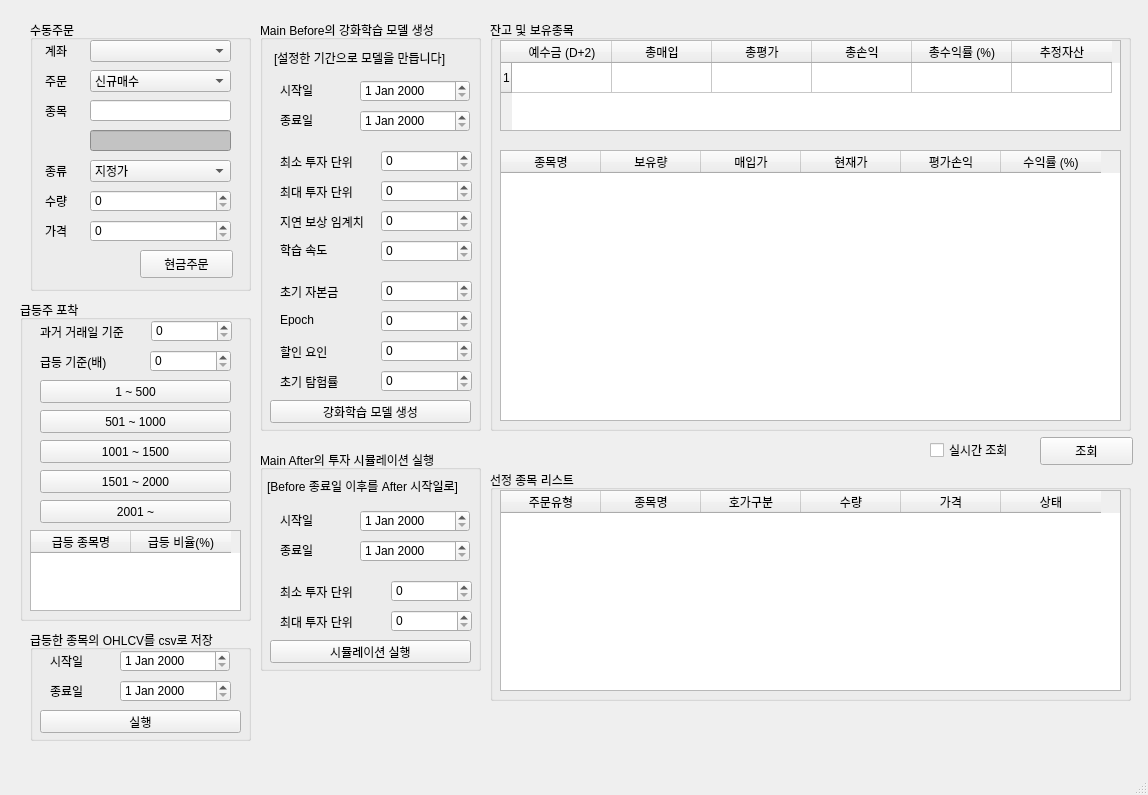
100th/AjouStock, file AjouStock.ui: the form before one commit.
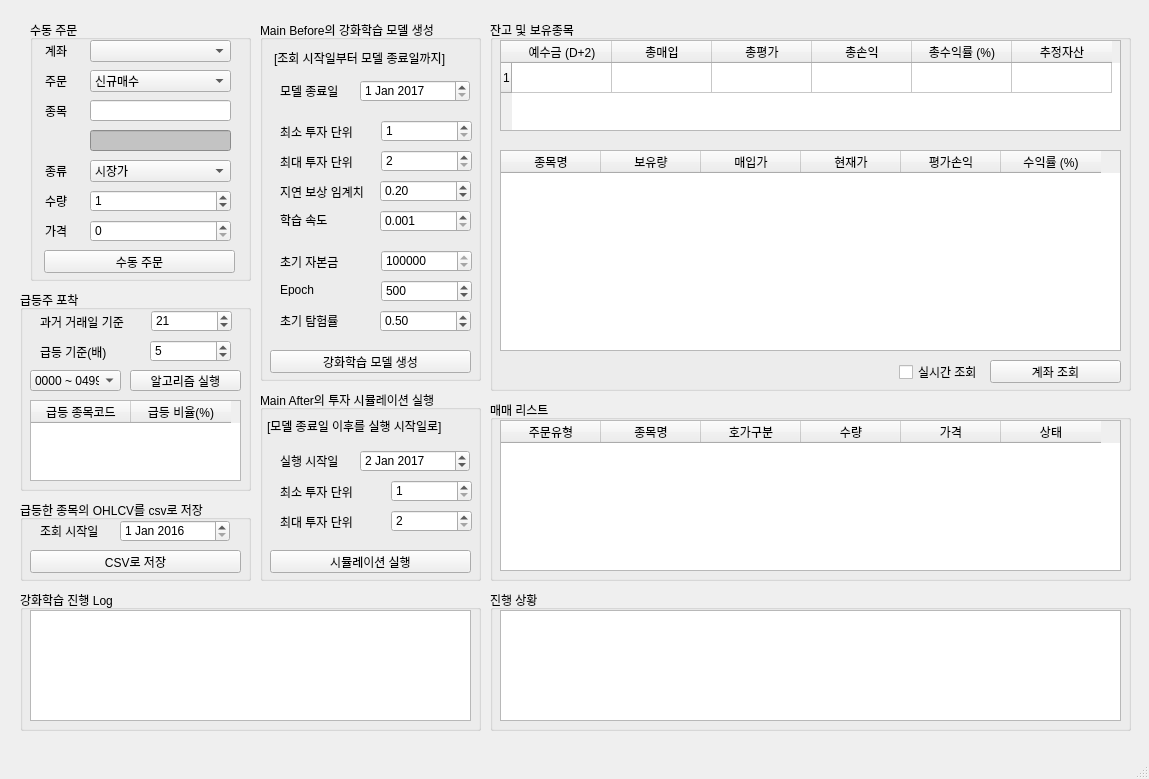
The form after the commit. Icons and pictures are not drawn.

Diff of the .ui file:
```diff
--- a/AjouStock.ui
+++ b/AjouStock.ui
@@ -6,8 +6,8 @@
    <rect>
     <x>0</x>
     <y>0</y>
-    <width>1148</width>
-    <height>795</height>
+    <width>1149</width>
+    <height>779</height>
    </rect>
   </property>
   <property name="windowTitle">
@@ -24,11 +24,11 @@
       <x>30</x>
       <y>20</y>
       <width>221</width>
-      <height>271</height>
+      <height>261</height>
      </rect>
     </property>
     <property name="title">
-     <string>수동주문</string>
+     <string>수동 주문</string>
     </property>
     <widget class="QLabel" name="label">
      <property name="geometry">
@@ -157,11 +157,6 @@
        <height>22</height>
       </rect>
      </property>
-     <item>
-      <property name="text">
-       <string>지정가</string>
-      </property>
-     </item>
      <item>
       <property name="text">
        <string>시장가</string>
@@ -201,7 +196,10 @@
       </rect>
      </property>
      <property name="maximum">
-      <number>10000000</number>
+      <number>2000</number>
+     </property>
+     <property name="value">
+      <number>1</number>
      </property>
     </widget>
     <widget class="QSpinBox" name="spinBox_2">
@@ -220,17 +218,17 @@
       <number>50</number>
      </property>
     </widget>
-    <widget class="QPushButton" name="pushButton">
+    <widget class="QPushButton" name="pushButton_2">
      <property name="geometry">
       <rect>
-       <x>110</x>
+       <x>14</x>
        <y>230</y>
-       <width>93</width>
-       <height>28</height>
+       <width>191</width>
+       <height>23</height>
       </rect>
      </property>
      <property name="text">
-      <string>현금주문</string>
+      <string>수동 주문</string>
      </property>
     </widget>
    </widget>
@@ -240,7 +238,7 @@
       <x>490</x>
       <y>20</y>
       <width>641</width>
-      <height>411</height>
+      <height>371</height>
      </rect>
     </property>
     <property name="title">
@@ -296,7 +294,7 @@
        <x>10</x>
        <y>130</y>
        <width>621</width>
-       <height>271</height>
+       <height>201</height>
       </rect>
      </property>
      <column>
@@ -330,44 +328,44 @@
       </property>
      </column>
     </widget>
-   </widget>
-   <widget class="QCheckBox" name="checkBox">
-    <property name="geometry">
-     <rect>
-      <x>930</x>
-      <y>440</y>
-      <width>111</width>
-      <height>20</height>
-     </rect>
-    </property>
-    <property name="text">
-     <string>실시간 조회</string>
-    </property>
-   </widget>
-   <widget class="QPushButton" name="pushButton_2">
-    <property name="geometry">
-     <rect>
-      <x>1040</x>
-      <y>437</y>
-      <width>93</width>
-      <height>28</height>
-     </rect>
-    </property>
-    <property name="text">
-     <string>조회</string>
-    </property>
+    <widget class="QCheckBox" name="checkBox">
+     <property name="geometry">
+      <rect>
+       <x>409</x>
+       <y>342</y>
+       <width>81</width>
+       <height>20</height>
+      </rect>
+     </property>
+     <property name="text">
+      <string>실시간 조회</string>
+     </property>
+    </widget>
+    <widget class="QPushButton" name="pushButton">
+     <property name="geometry">
+      <rect>
+       <x>500</x>
+       <y>340</y>
+       <width>131</width>
+       <height>23</height>
+      </rect>
+     </property>
+     <property name="text">
+      <string>계좌 조회</string>
+     </property>
+    </widget>
    </widget>
    <widget class="QGroupBox" name="groupBox_3">
     <property name="geometry">
      <rect>
       <x>490</x>
-      <y>470</y>
+      <y>400</y>
       <width>641</width>
-      <height>231</height>
+      <height>181</height>
      </rect>
     </property>
     <property name="title">
-     <string>선정 종목 리스트</string>
+     <string>매매 리스트</string>
     </property>
     <widget class="QTableWidget" name="tableWidget_3">
      <property name="geometry">
@@ -375,7 +373,7 @@
        <x>10</x>
        <y>20</y>
        <width>621</width>
-       <height>201</height>
+       <height>151</height>
       </rect>
      </property>
      <column>
@@ -414,9 +412,9 @@
     <property name="geometry">
      <rect>
       <x>20</x>
-      <y>300</y>
+      <y>290</y>
       <width>231</width>
-      <height>321</height>
+      <height>201</height>
      </rect>
     </property>
     <property name="title">
@@ -426,14 +424,14 @@
      <property name="geometry">
       <rect>
        <x>10</x>
-       <y>230</y>
+       <y>110</y>
        <width>211</width>
        <height>81</height>
       </rect>
      </property>
      <column>
       <property name="text">
-       <string>급등 종목명</string>
+       <string>급등 종목코드</string>
       </property>
      </column>
      <column>
@@ -464,70 +462,14 @@
        <height>22</height>
       </rect>
      </property>
-    </widget>
-    <widget class="QPushButton" name="pushButton_7">
-     <property name="geometry">
-      <rect>
-       <x>20</x>
-       <y>80</y>
-       <width>191</width>
-       <height>23</height>
-      </rect>
+     <property name="minimum">
+      <number>14</number>
      </property>
-     <property name="text">
-      <string>1 ~ 500</string>
+     <property name="maximum">
+      <number>60</number>
      </property>
-    </widget>
-    <widget class="QPushButton" name="pushButton_3">
-     <property name="geometry">
-      <rect>
-       <x>20</x>
-       <y>110</y>
-       <width>191</width>
-       <height>23</height>
-      </rect>
-     </property>
-     <property name="text">
-      <string>501 ~ 1000</string>
-     </property>
-    </widget>
-    <widget class="QPushButton" name="pushButton_8">
-     <property name="geometry">
-      <rect>
-       <x>20</x>
-       <y>140</y>
-       <width>191</width>
-       <height>23</height>
-      </rect>
-     </property>
-     <property name="text">
-      <string>1001 ~ 1500</string>
-     </property>
-    </widget>
-    <widget class="QPushButton" name="pushButton_9">
-     <property name="geometry">
-      <rect>
-       <x>20</x>
-       <y>170</y>
-       <width>191</width>
-       <height>23</height>
-      </rect>
-     </property>
-     <property name="text">
-      <string>1501 ~ 2000</string>
-     </property>
-    </widget>
-    <widget class="QPushButton" name="pushButton_10">
-     <property name="geometry">
-      <rect>
-       <x>20</x>
-       <y>200</y>
-       <width>191</width>
-       <height>23</height>
-      </rect>
-     </property>
-     <property name="text">
-      <string>2001 ~</string>
+     <property name="value">
+      <number>21</number>
      </property>
     </widget>
     <widget class="QSpinBox" name="spinBox_14">
@@ -539,6 +481,15 @@
        <height>22</height>
       </rect>
      </property>
+     <property name="minimum">
+      <number>2</number>
+     </property>
+     <property name="maximum">
+      <number>15</number>
+     </property>
+     <property name="value">
+      <number>5</number>
+     </property>
     </widget>
     <widget class="QLabel" name="label_26">
      <property name="geometry">
@@ -553,14 +504,62 @@
       <string>과거 거래일 기준</string>
      </property>
     </widget>
+    <widget class="QComboBox" name="comboBox_4">
+     <property name="geometry">
+      <rect>
+       <x>10</x>
+       <y>80</y>
+       <width>91</width>
+       <height>21</height>
+      </rect>
+     </property>
+     <item>
+      <property name="text">
+       <string>0000 ~ 0499</string>
+      </property>
+     </item>
+     <item>
+      <property name="text">
+       <string>0500 ~ 0999</string>
+      </property>
+     </item>
+     <item>
+      <property name="text">
+       <string>1000 ~ 1499</string>
+      </property>
+     </item>
+     <item>
+      <property name="text">
+       <string>1500 ~ 1999</string>
+      </property>
+     </item>
+     <item>
+      <property name="text">
+       <string>2000 ~</string>
+      </property>
+     </item>
+    </widget>
+    <widget class="QPushButton" name="pushButton_3">
+     <property name="geometry">
+      <rect>
+       <x>110</x>
+       <y>80</y>
+       <width>111</width>
+       <height>21</height>
+      </rect>
+     </property>
+     <property name="text">
+      <string>알고리즘 실행</string>
+     </property>
+    </widget>
    </widget>
    <widget class="QGroupBox" name="groupBox_5">
     <property name="geometry">
      <rect>
-      <x>30</x>
-      <y>630</y>
-      <width>221</width>
-      <height>111</height>
+      <x>20</x>
+      <y>500</y>
+      <width>231</width>
+      <height>81</height>
      </rect>
     </property>
     <property name="title">
@@ -569,60 +568,44 @@
     <widget class="QDateEdit" name="dateEdit">
      <property name="geometry">
       <rect>
-       <x>90</x>
+       <x>100</x>
        <y>20</y>
        <width>110</width>
        <height>22</height>
       </rect>
      </property>
-    </widget>
-    <widget class="QDateEdit" name="dateEdit_2">
-     <property name="geometry">
-      <rect>
-       <x>90</x>
-       <y>50</y>
-       <width>111</width>
-       <height>22</height>
-      </rect>
+     <property name="date">
+      <date>
+       <year>2016</year>
+       <month>1</month>
+       <day>1</day>
+      </date>
      </property>
     </widget>
     <widget class="QLabel" name="label_7">
      <property name="geometry">
       <rect>
        <x>20</x>
-       <y>25</y>
-       <width>56</width>
-       <height>12</height>
+       <y>23</y>
+       <width>71</width>
+       <height>16</height>
       </rect>
      </property>
      <property name="text">
-      <string>시작일</string>
-     </property>
-    </widget>
-    <widget class="QLabel" name="label_8">
-     <property name="geometry">
-      <rect>
-       <x>20</x>
-       <y>55</y>
-       <width>56</width>
-       <height>12</height>
-      </rect>
-     </property>
-     <property name="text">
-      <string>종료일</string>
+      <string>조회 시작일</string>
      </property>
     </widget>
     <widget class="QPushButton" name="pushButton_4">
      <property name="geometry">
       <rect>
        <x>10</x>
-       <y>80</y>
-       <width>201</width>
+       <y>50</y>
+       <width>211</width>
        <height>23</height>
       </rect>
      </property>
      <property name="text">
-      <string>실행</string>
+      <string>CSV로 저장</string>
      </property>
     </widget>
    </widget>
@@ -632,56 +615,40 @@
       <x>260</x>
       <y>20</y>
       <width>221</width>
-      <height>411</height>
+      <height>361</height>
      </rect>
     </property>
     <property name="title">
      <string>Main Before의 강화학습 모델 생성</string>
     </property>
-    <widget class="QDateEdit" name="dateEdit_3">
-     <property name="geometry">
-      <rect>
-       <x>100</x>
-       <y>60</y>
-       <width>110</width>
-       <height>22</height>
-      </rect>
-     </property>
-    </widget>
     <widget class="QDateEdit" name="dateEdit_4">
      <property name="geometry">
       <rect>
        <x>100</x>
-       <y>90</y>
+       <y>60</y>
        <width>110</width>
        <height>22</height>
       </rect>
      </property>
-    </widget>
-    <widget class="QLabel" name="label_9">
-     <property name="geometry">
-      <rect>
-       <x>20</x>
-       <y>64</y>
-       <width>56</width>
-       <height>12</height>
-      </rect>
-     </property>
-     <property name="text">
-      <string>시작일</string>
+     <property name="date">
+      <date>
+       <year>2017</year>
+       <month>1</month>
+       <day>1</day>
+      </date>
      </property>
     </widget>
     <widget class="QLabel" name="label_10">
      <property name="geometry">
       <rect>
        <x>20</x>
-       <y>94</y>
-       <width>56</width>
-       <height>12</height>
+       <y>63</y>
+       <width>71</width>
+       <height>16</height>
       </rect>
      </property>
      <property name="text">
-      <string>종료일</string>
+      <string>모델 종료일</string>
      </property>
     </widget>
     <widget class="QLabel" name="label_11">
@@ -694,14 +661,14 @@
       </rect>
      </property>
      <property name="text">
-      <string>[설정한 기간으로 모델을 만듭니다]</string>
+      <string>[조회 시작일부터 모델 종료일까지]</string>
      </property>
     </widget>
     <widget class="QLabel" name="label_12">
      <property name="geometry">
       <rect>
        <x>20</x>
-       <y>294</y>
+       <y>264</y>
        <width>56</width>
        <height>12</height>
       </rect>
@@ -710,24 +677,11 @@
       <string>Epoch</string>
      </property>
     </widget>
-    <widget class="QLabel" name="label_13">
-     <property name="geometry">
-      <rect>
-       <x>20</x>
-       <y>324</y>
-       <width>61</width>
-       <height>16</height>
-      </rect>
-     </property>
-     <property name="text">
-      <string>할인 요인</string>
-     </property>
-    </widget>
     <widget class="QLabel" name="label_14">
      <property name="geometry">
       <rect>
        <x>20</x>
-       <y>354</y>
+       <y>293</y>
        <width>71</width>
        <height>16</height>
       </rect>
@@ -740,7 +694,7 @@
      <property name="geometry">
       <rect>
        <x>20</x>
-       <y>134</y>
+       <y>104</y>
        <width>91</width>
        <height>16</height>
       </rect>
@@ -753,7 +707,7 @@
      <property name="geometry">
       <rect>
        <x>20</x>
-       <y>164</y>
+       <y>134</y>
        <width>81</width>
        <height>16</height>
       </rect>
@@ -766,7 +720,7 @@
      <property name="geometry">
       <rect>
        <x>20</x>
-       <y>194</y>
+       <y>164</y>
        <width>101</width>
        <height>16</height>
       </rect>
@@ -779,7 +733,7 @@
      <property name="geometry">
       <rect>
        <x>20</x>
-       <y>224</y>
+       <y>194</y>
        <width>56</width>
        <height>12</height>
       </rect>
@@ -792,7 +746,7 @@
      <property name="geometry">
       <rect>
        <x>20</x>
-       <y>264</y>
+       <y>234</y>
        <width>81</width>
        <height>16</height>
       </rect>
@@ -805,87 +759,83 @@
      <property name="geometry">
       <rect>
        <x>121</x>
-       <y>130</y>
+       <y>100</y>
        <width>91</width>
        <height>22</height>
       </rect>
      </property>
+     <property name="minimum">
+      <number>1</number>
+     </property>
+     <property name="maximum">
+      <number>1000</number>
+     </property>
     </widget>
     <widget class="QSpinBox" name="spinBox_4">
      <property name="geometry">
       <rect>
        <x>121</x>
-       <y>160</y>
+       <y>130</y>
        <width>91</width>
        <height>22</height>
       </rect>
      </property>
-    </widget>
-    <widget class="QSpinBox" name="spinBox_5">
-     <property name="geometry">
-      <rect>
-       <x>121</x>
-       <y>190</y>
-       <width>91</width>
-       <height>22</height>
-      </rect>
+     <property name="minimum">
+      <number>2</number>
      </property>
-    </widget>
-    <widget class="QSpinBox" name="spinBox_6">
-     <property name="geometry">
-      <rect>
-       <x>121</x>
-       <y>220</y>
-       <width>91</width>
-       <height>22</height>
-      </rect>
+     <property name="maximum">
+      <number>2000</number>
      </property>
     </widget>
     <widget class="QSpinBox" name="spinBox_7">
      <property name="geometry">
       <rect>
        <x>121</x>
-       <y>260</y>
+       <y>230</y>
        <width>91</width>
        <height>22</height>
       </rect>
      </property>
+     <property name="minimum">
+      <number>100000</number>
+     </property>
+     <property name="maximum">
+      <number>100000000</number>
+     </property>
+     <property name="singleStep">
+      <number>10000</number>
+     </property>
+     <property name="value">
+      <number>10000000</number>
+     </property>
     </widget>
     <widget class="QSpinBox" name="spinBox_8">
      <property name="geometry">
       <rect>
        <x>121</x>
-       <y>290</y>
+       <y>260</y>
        <width>91</width>
        <height>22</height>
       </rect>
      </property>
-    </widget>
-    <widget class="QSpinBox" name="spinBox_9">
-     <property name="geometry">
-      <rect>
-       <x>121</x>
-       <y>320</y>
-       <width>91</width>
-       <height>22</height>
-      </rect>
+     <property name="minimum">
+      <number>1</number>
      </property>
-    </widget>
-    <widget class="QSpinBox" name="spinBox_10">
-     <property name="geometry">
-      <rect>
-       <x>121</x>
-       <y>350</y>
-       <width>91</width>
-       <height>22</height>
-      </rect>
+     <property name="maximum">
+      <number>2000</number>
+     </property>
+     <property name="singleStep">
+      <number>50</number>
+     </property>
+     <property name="value">
+      <number>500</number>
      </property>
     </widget>
     <widget class="QPushButton" name="pushButton_5">
      <property name="geometry">
       <rect>
        <x>10</x>
-       <y>380</y>
+       <y>330</y>
        <width>201</width>
        <height>23</height>
       </rect>
@@ -894,14 +844,77 @@
       <string>강화학습 모델 생성</string>
      </property>
     </widget>
+    <widget class="QDoubleSpinBox" name="doubleSpinBox">
+     <property name="geometry">
+      <rect>
+       <x>120</x>
+       <y>160</y>
+       <width>91</width>
+       <height>22</height>
+      </rect>
+     </property>
+     <property name="maximum">
+      <double>1.000000000000000</double>
+     </property>
+     <property name="singleStep">
+      <double>0.010000000000000</double>
+     </property>
+     <property name="value">
+      <double>0.200000000000000</double>
+     </property>
+    </widget>
+    <widget class="QDoubleSpinBox" name="doubleSpinBox_2">
+     <property name="geometry">
+      <rect>
+       <x>120</x>
+       <y>190</y>
+       <width>91</width>
+       <height>22</height>
+      </rect>
+     </property>
+     <property name="decimals">
+      <number>3</number>
+     </property>
+     <property name="minimum">
+      <double>0.001000000000000</double>
+     </property>
+     <property name="maximum">
+      <double>1.000000000000000</double>
+     </property>
+     <property name="singleStep">
+      <double>0.001000000000000</double>
+     </property>
+     <property name="value">
+      <double>0.001000000000000</double>
+     </property>
+    </widget>
+    <widget class="QDoubleSpinBox" name="doubleSpinBox_3">
+     <property name="geometry">
+      <rect>
+       <x>120</x>
+       <y>290</y>
+       <width>91</width>
+       <height>22</height>
+      </rect>
+     </property>
+     <property name="maximum">
+      <double>1.000000000000000</double>
+     </property>
+     <property name="singleStep">
+      <double>0.010000000000000</double>
+     </property>
+     <property name="value">
+      <double>0.500000000000000</double>
+     </property>
+    </widget>
    </widget>
    <widget class="QGroupBox" name="groupBox_7">
     <property name="geometry">
      <rect>
       <x>260</x>
-      <y>450</y>
+      <y>390</y>
       <width>221</width>
-      <height>221</height>
+      <height>191</height>
      </rect>
     </property>
     <property name="title">
@@ -916,48 +929,32 @@
        <height>22</height>
       </rect>
      </property>
-    </widget>
-    <widget class="QDateEdit" name="dateEdit_6">
-     <property name="geometry">
-      <rect>
-       <x>100</x>
-       <y>90</y>
-       <width>110</width>
-       <height>22</height>
-      </rect>
+     <property name="date">
+      <date>
+       <year>2017</year>
+       <month>1</month>
+       <day>2</day>
+      </date>
      </property>
     </widget>
     <widget class="QLabel" name="label_21">
      <property name="geometry">
       <rect>
        <x>20</x>
-       <y>64</y>
-       <width>56</width>
-       <height>12</height>
+       <y>63</y>
+       <width>71</width>
+       <height>16</height>
       </rect>
      </property>
      <property name="text">
-      <string>시작일</string>
-     </property>
-    </widget>
-    <widget class="QLabel" name="label_22">
-     <property name="geometry">
-      <rect>
-       <x>20</x>
-       <y>94</y>
-       <width>56</width>
-       <height>12</height>
-      </rect>
-     </property>
-     <property name="text">
-      <string>종료일</string>
+      <string>실행 시작일</string>
      </property>
     </widget>
     <widget class="QLabel" name="label_23">
      <property name="geometry">
       <rect>
        <x>20</x>
-       <y>134</y>
+       <y>94</y>
        <width>81</width>
        <height>16</height>
       </rect>
@@ -970,7 +967,7 @@
      <property name="geometry">
       <rect>
        <x>20</x>
-       <y>164</y>
+       <y>124</y>
        <width>81</width>
        <height>16</height>
       </rect>
@@ -983,21 +980,33 @@
      <property name="geometry">
       <rect>
        <x>131</x>
-       <y>130</y>
+       <y>90</y>
        <width>81</width>
        <height>22</height>
       </rect>
      </property>
+     <property name="minimum">
+      <number>1</number>
+     </property>
+     <property name="maximum">
+      <number>1000</number>
+     </property>
     </widget>
     <widget class="QSpinBox" name="spinBox_12">
      <property name="geometry">
       <rect>
        <x>131</x>
-       <y>160</y>
+       <y>120</y>
        <width>81</width>
        <height>22</height>
       </rect>
      </property>
+     <property name="minimum">
+      <number>2</number>
+     </property>
+     <property name="maximum">
+      <number>2000</number>
+     </property>
     </widget>
     <widget class="QLabel" name="label_20">
      <property name="geometry">
@@ -1009,14 +1018,14 @@
       </rect>
      </property>
      <property name="text">
-      <string>[Before 종료일 이후를 After 시작일로]</string>
+      <string>[모델 종료일 이후를 실행 시작일로]</string>
      </property>
     </widget>
     <widget class="QPushButton" name="pushButton_6">
      <property name="geometry">
       <rect>
        <x>10</x>
-       <y>190</y>
+       <y>160</y>
        <width>201</width>
        <height>23</height>
       </rect>
@@ -1026,6 +1035,52 @@
      </property>
     </widget>
    </widget>
+   <widget class="QGroupBox" name="groupBox_8">
+    <property name="geometry">
+     <rect>
+      <x>490</x>
+      <y>590</y>
+      <width>641</width>
+      <height>141</height>
+     </rect>
+    </property>
+    <property name="title">
+     <string>진행 상황</string>
+    </property>
+    <widget class="QListWidget" name="listWidget">
+     <property name="geometry">
+      <rect>
+       <x>10</x>
+       <y>20</y>
+       <width>621</width>
+       <height>111</height>
+      </rect>
+     </property>
+    </widget>
+   </widget>
+   <widget class="QGroupBox" name="groupBox_9">
+    <property name="geometry">
+     <rect>
+      <x>20</x>
+      <y>590</y>
+      <width>461</width>
+      <height>141</height>
+     </rect>
+    </property>
+    <property name="title">
+     <string>강화학습 진행 Log</string>
+    </property>
+    <widget class="QListWidget" name="listWidget_2">
+     <property name="geometry">
+      <rect>
+       <x>10</x>
+       <y>20</y>
+       <width>441</width>
+       <height>111</height>
+      </rect>
+     </property>
+    </widget>
+   </widget>
   </widget>
   <widget class="QMenuBar" name="menubar">
    <property name="geometry">
```
Left out of the diff: 13 changed lines with no effect on the pictures.
